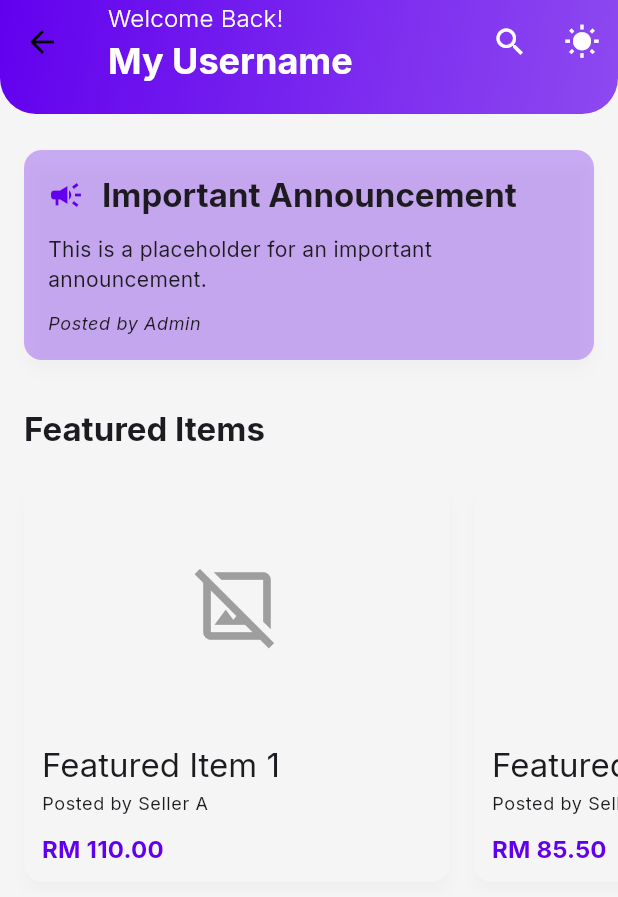
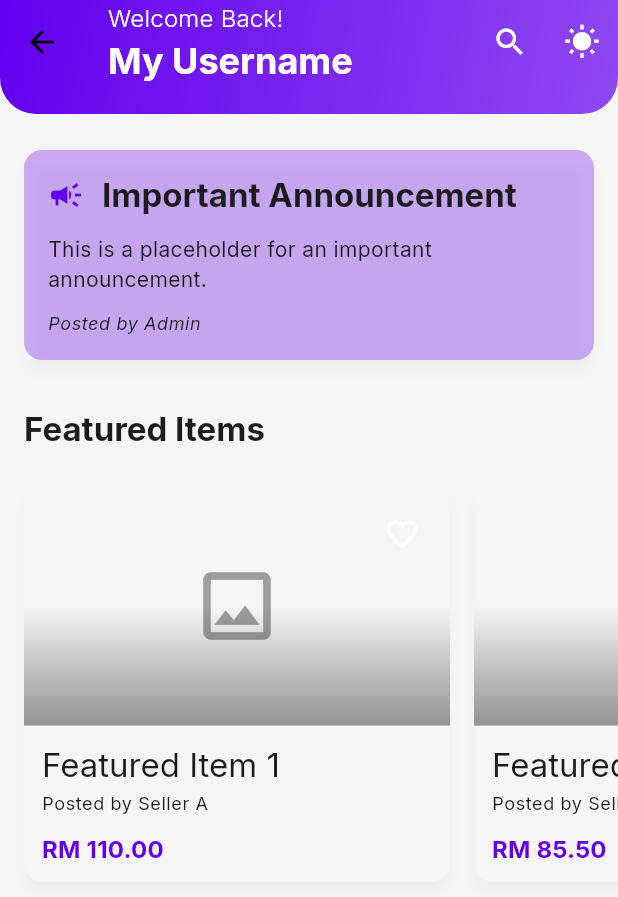
Before and after one commit to ShifyMeow/final_commutrade, a Flutter app: the HomeScreen screen opened directly, on a phone screen of 412 x 824 dp. Shown: the top 897 px of the screen. Run offline on Flutter 3.47's test engine with Material 3 defaults, Android fonts, the phone set to English and light mode, and no system bars; our stand-ins replace google_fonts.

Commit message:
Style: Enhance ItemCard with gradient overlay and favorite icon

```diff
--- a/lib/widgets/item_card.dart
+++ b/lib/widgets/item_card.dart
@@ -1,5 +1,5 @@
 import 'package:final_commutrade/screens/item/item_details_screen.dart';
-import 'package:flutter/material.dart'; // CORRECTED IMPORT
+import 'package:flutter/material.dart';
 
 class ItemCard extends StatelessWidget {
   final String title;
@@ -15,9 +15,11 @@ class ItemCard extends StatelessWidget {
 
   @override
   Widget build(BuildContext context) {
+    final theme = Theme.of(context);
+
     return Card(
       elevation: 4.0,
-      shadowColor: Theme.of(context).shadowColor.withOpacity(0.1),
+      shadowColor: theme.shadowColor.withOpacity(0.1),
       shape: RoundedRectangleBorder(
         borderRadius: BorderRadius.circular(12.0),
       ),
@@ -34,17 +36,51 @@ class ItemCard extends StatelessWidget {
         child: Column(
           crossAxisAlignment: CrossAxisAlignment.start,
           children: [
+            // --- Image Section with Enhancements ---
+            Stack(
+              // Using a Stack to layer the gradient and icon on top of the image
+              children: [
                 AspectRatio(
                   aspectRatio: 16 / 9,
                   child: Container(
-                color: Theme.of(context).scaffoldBackgroundColor.withAlpha(100),
+                    color: theme.cardColor,
                     child: const Icon(
-                  Icons.image_not_supported_outlined,
+                      Icons.image_outlined, // Changed for a cleaner look
                       size: 60,
                       color: Colors.grey,
                     ),
                   ),
                 ),
+                // --- Gradient Overlay ---
+                Positioned.fill(
+                  child: Container(
+                    decoration: BoxDecoration(
+                      gradient: LinearGradient(
+                        colors: [
+                          Colors.black.withOpacity(0.4),
+                          Colors.transparent,
+                        ],
+                        begin: Alignment.bottomCenter,
+                        end: Alignment.center,
+                      ),
+                    ),
+                  ),
+                ),
+                // --- Favorite Icon ---
+                Positioned(
+                  top: 8,
+                  right: 8,
+                  child: IconButton(
+                    icon: const Icon(Icons.favorite_border),
+                    color: Colors.white,
+                    onPressed: () {
+                      // Placeholder for favorite/bookmark logic
+                    },
+                  ),
+                ),
+              ],
+            ),
+            // --- Item Details ---
             Padding(
               padding: const EdgeInsets.all(12.0),
               child: Column(
@@ -52,22 +88,22 @@ class ItemCard extends StatelessWidget {
                 children: [
                   Text(
                     title,
-                    style: Theme.of(context).textTheme.titleLarge,
+                    style: theme.textTheme.titleLarge,
                     maxLines: 1,
                     overflow: TextOverflow.ellipsis,
                   ),
                   const SizedBox(height: 4),
                   Text(
                     'Posted by $author',
-                    style: Theme.of(context).textTheme.bodySmall,
+                    style: theme.textTheme.bodySmall,
                     maxLines: 1,
                     overflow: TextOverflow.ellipsis,
                   ),
                   const SizedBox(height: 10),
                   Text(
                     price,
-                    style: Theme.of(context).textTheme.titleMedium?.copyWith(
-                      color: Theme.of(context).colorScheme.primary,
+                    style: theme.textTheme.titleMedium?.copyWith(
+                      color: theme.colorScheme.primary,
                       fontWeight: FontWeight.bold,
                     ),
                   ),
```
Lines whose indentation alone changed are shown as unchanged.
